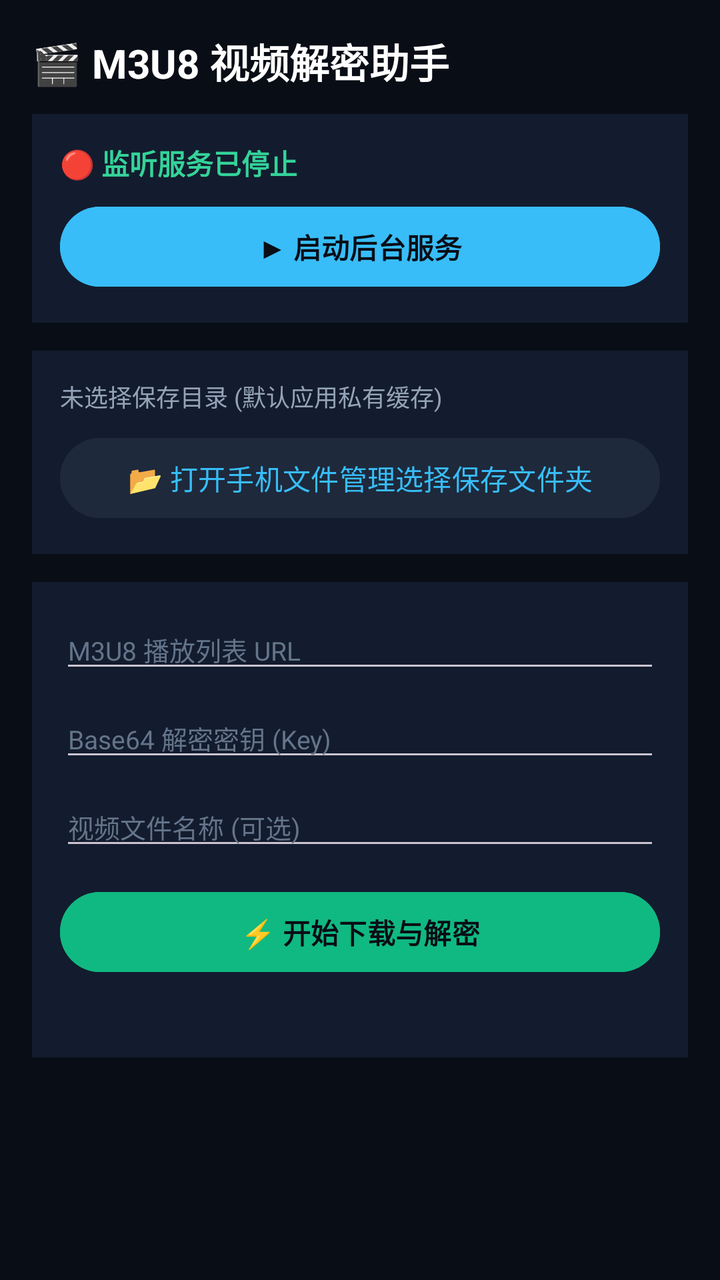
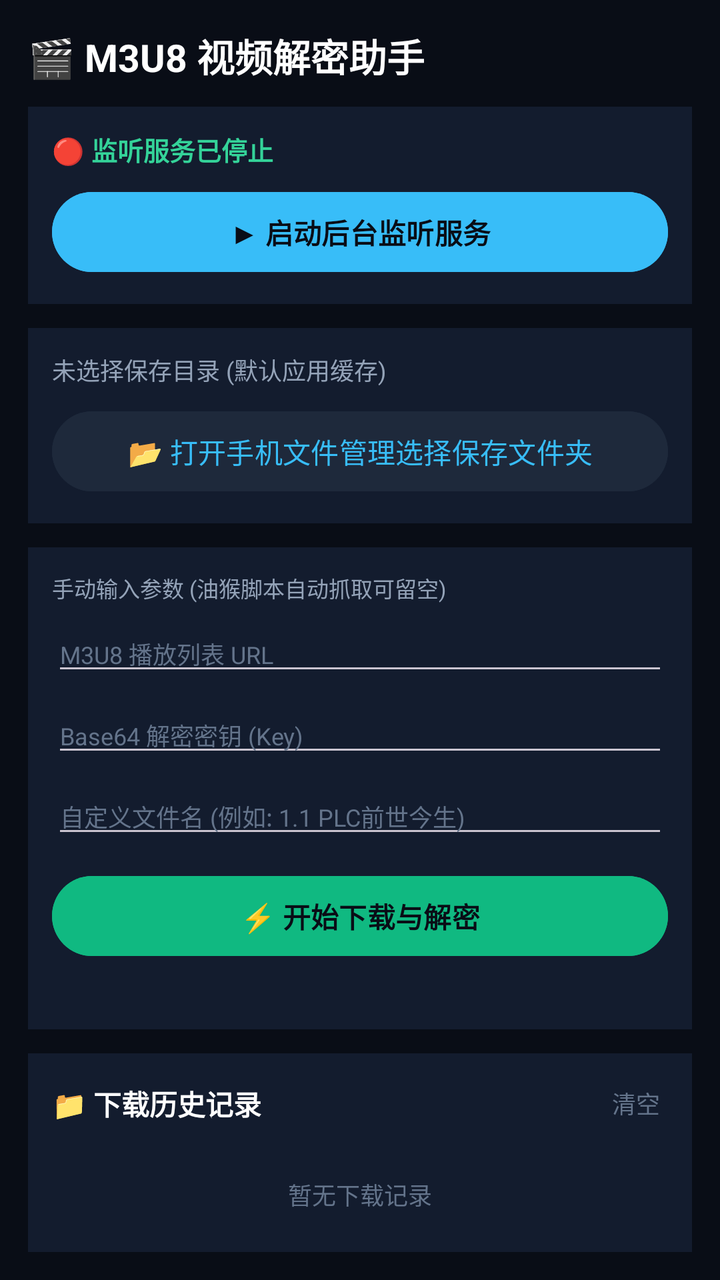

An Android layout rendered at two revisions. The XML below is the earlier revision; the diff shows what the commit changed to produce the second picture.
<!-- AndroidManifest.xml: application theme Theme.M3u8Decrypt -->
<!-- res/layout/activity_main.xml -->
<?xml version="1.0" encoding="utf-8"?>
<ScrollView xmlns:android="http://schemas.android.com/apk/res/android"
    android:layout_width="match_parent"
    android:layout_height="match_parent"
    android:background="#090D16"
    android:padding="16dp">

    <LinearLayout
        android:layout_width="match_parent"
        android:layout_height="wrap_content"
        android:orientation="vertical">

        <TextView
            android:layout_width="wrap_content"
            android:layout_height="wrap_content"
            android:text="🎬 M3U8 视频解密助手"
            android:textColor="#FFFFFF"
            android:textSize="20sp"
            android:textStyle="bold"
            android:layout_marginBottom="12dp" />

        
        <LinearLayout
            android:layout_width="match_parent"
            android:layout_height="wrap_content"
            android:background="#131C2E"
            android:orientation="vertical"
            android:padding="14dp"
            android:layout_marginBottom="14dp">

            <TextView
                android:id="@+id/tvStatus"
                android:layout_width="wrap_content"
                android:layout_height="wrap_content"
                android:text="🔴 监听服务已停止"
                android:textColor="#34D399"
                android:textSize="14sp"
                android:textStyle="bold"
                android:layout_marginBottom="8dp" />

            <Button
                android:id="@+id/btnToggleService"
                android:layout_width="match_parent"
                android:layout_height="wrap_content"
                android:text="▶ 启动后台服务"
                android:backgroundTint="#38BDF8"
                android:textColor="#090D16"
                android:textStyle="bold" />
        </LinearLayout>

        
        <LinearLayout
            android:layout_width="match_parent"
            android:layout_height="wrap_content"
            android:background="#131C2E"
            android:orientation="vertical"
            android:padding="14dp"
            android:layout_marginBottom="14dp">

            <TextView
                android:id="@+id/tvFolder"
                android:layout_width="wrap_content"
                android:layout_height="wrap_content"
                android:text="未选择保存目录 (默认应用私有缓存)"
                android:textColor="#94A3B8"
                android:textSize="12sp"
                android:layout_marginBottom="8dp" />

            <Button
                android:id="@+id/btnSelectFolder"
                android:layout_width="match_parent"
                android:layout_height="wrap_content"
                android:text="📂 打开手机文件管理选择保存文件夹"
                android:backgroundTint="#1E293B"
                android:textColor="#38BDF8" />
        </LinearLayout>

        
        <LinearLayout
            android:layout_width="match_parent"
            android:layout_height="wrap_content"
            android:background="#131C2E"
            android:orientation="vertical"
            android:padding="14dp">

            <EditText
                android:id="@+id/etM3u8"
                android:layout_width="match_parent"
                android:layout_height="wrap_content"
                android:hint="M3U8 播放列表 URL"
                android:textColor="#FFFFFF"
                android:textColorHint="#64748B"
                android:textSize="13sp"
                android:layout_marginBottom="8dp" />

            <EditText
                android:id="@+id/etKey"
                android:layout_width="match_parent"
                android:layout_height="wrap_content"
                android:hint="Base64 解密密钥 (Key)"
                android:textColor="#FFFFFF"
                android:textColorHint="#64748B"
                android:textSize="13sp"
                android:layout_marginBottom="8dp" />

            <EditText
                android:id="@+id/etName"
                android:layout_width="match_parent"
                android:layout_height="wrap_content"
                android:hint="视频文件名称 (可选)"
                android:textColor="#FFFFFF"
                android:textColorHint="#64748B"
                android:textSize="13sp"
                android:layout_marginBottom="12dp" />

            <Button
                android:id="@+id/btnStartLocal"
                android:layout_width="match_parent"
                android:layout_height="wrap_content"
                android:text="⚡ 开始下载与解密"
                android:backgroundTint="#10B981"
                android:textColor="#090D16"
                android:textStyle="bold" />

            <TextView
                android:id="@+id/tvLog"
                android:layout_width="match_parent"
                android:layout_height="wrap_content"
                android:textColor="#94A3B8"
                android:textSize="11sp"
                android:layout_marginTop="10dp" />
        </LinearLayout>

    </LinearLayout>
</ScrollView>
<!-- resources referenced by this layout -->
<resources>
  <style name="Theme.M3u8Decrypt" parent="Theme.Material3.Dark.NoActionBar">
          <item name="android:statusBarColor">#090D16</item>
      </style>
</resources>

<!-- the commit's change to res/layout/activity_main.xml (unified diff, before → after) -->
@@ -3,19 +3,20 @@
     android:layout_width="match_parent"
     android:layout_height="match_parent"
     android:background="#090D16"
-    android:padding="16dp">
+    android:padding="14dp">
 
     <LinearLayout
         android:layout_width="match_parent"
         android:layout_height="wrap_content"
         android:orientation="vertical">
 
+        
         <TextView
             android:layout_width="wrap_content"
             android:layout_height="wrap_content"
             android:text="🎬 M3U8 视频解密助手"
             android:textColor="#FFFFFF"
-            android:textSize="20sp"
+            android:textSize="19sp"
             android:textStyle="bold"
             android:layout_marginBottom="12dp" />
 
@@ -25,8 +26,8 @@
             android:layout_height="wrap_content"
             android:background="#131C2E"
             android:orientation="vertical"
-            android:padding="14dp"
-            android:layout_marginBottom="14dp">
+            android:padding="12dp"
+            android:layout_marginBottom="12dp">
 
             <TextView
                 android:id="@+id/tvStatus"
@@ -34,7 +35,7 @@
                 android:layout_height="wrap_content"
                 android:text="🔴 监听服务已停止"
                 android:textColor="#34D399"
-                android:textSize="14sp"
+                android:textSize="13sp"
                 android:textStyle="bold"
                 android:layout_marginBottom="8dp" />
 
@@ -42,7 +43,7 @@
                 android:id="@+id/btnToggleService"
                 android:layout_width="match_parent"
                 android:layout_height="wrap_content"
-                android:text="▶ 启动后台服务"
+                android:text="▶ 启动后台监听服务"
                 android:backgroundTint="#38BDF8"
                 android:textColor="#090D16"
                 android:textStyle="bold" />
@@ -54,14 +55,14 @@
             android:layout_height="wrap_content"
             android:background="#131C2E"
             android:orientation="vertical"
-            android:padding="14dp"
-            android:layout_marginBottom="14dp">
+            android:padding="12dp"
+            android:layout_marginBottom="12dp">
 
             <TextView
                 android:id="@+id/tvFolder"
                 android:layout_width="wrap_content"
                 android:layout_height="wrap_content"
-                android:text="未选择保存目录 (默认应用私有缓存)"
+                android:text="未选择保存目录 (默认应用缓存)"
                 android:textColor="#94A3B8"
                 android:textSize="12sp"
                 android:layout_marginBottom="8dp" />
@@ -77,11 +78,86 @@
 
         
         <LinearLayout
-            android:layout_width="match_parent"
-            android:layout_height="wrap_content"
-            android:background="#131C2E"
-            android:orientation="vertical"
-            android:padding="14dp">
+            android:id="@+id/cardProgress"
+            android:layout_width="match_parent"
+            android:layout_height="wrap_content"
+            android:background="#131C2E"
+            android:orientation="vertical"
+            android:padding="12dp"
+            android:layout_marginBottom="12dp"
+            android:visibility="gone">
+
+            <TextView
+                android:id="@+id/tvTaskTitle"
+                android:layout_width="wrap_content"
+                android:layout_height="wrap_content"
+                android:text="正在处理: 视频"
+                android:textColor="#FFFFFF"
+                android:textSize="13sp"
+                android:textStyle="bold"
+                android:layout_marginBottom="6dp" />
+
+            <LinearLayout
+                android:layout_width="match_parent"
+                android:layout_height="wrap_content"
+                android:orientation="horizontal"
+                android:gravity="center_vertical"
+                android:layout_marginBottom="6dp">
+
+                <TextView
+                    android:id="@+id/tvCurrentStage"
+                    android:layout_width="0dp"
+                    android:layout_weight="1"
+                    android:layout_height="wrap_content"
+                    android:text="正在下载分片..."
+                    android:textColor="#38BDF8"
+                    android:textSize="12sp" />
+
+                <TextView
+                    android:id="@+id/tvCurrentPercent"
+                    android:layout_width="wrap_content"
+                    android:layout_height="wrap_content"
+                    android:text="0%"
+                    android:textColor="#FFFFFF"
+                    android:textStyle="bold"
+                    android:textSize="13sp" />
+            </LinearLayout>
+
+            <ProgressBar
+                android:id="@+id/pbProgress"
+                style="?android:attr/progressBarStyleHorizontal"
+                android:layout_width="match_parent"
+                android:layout_height="8dp"
+                android:max="100"
+                android:progress="0"
+                android:progressTint="#38BDF8"
+                android:layout_marginBottom="6dp" />
+
+            <TextView
+                android:id="@+id/tvSlicesCount"
+                android:layout_width="wrap_content"
+                android:layout_height="wrap_content"
+                android:text="分片进度: 0 / 0"
+                android:textColor="#94A3B8"
+                android:textSize="11sp" />
+        </LinearLayout>
+
+        
+        <LinearLayout
+            android:layout_width="match_parent"
+            android:layout_height="wrap_content"
+            android:background="#131C2E"
+            android:orientation="vertical"
+            android:padding="12dp"
+            android:layout_marginBottom="12dp">
+
+            <TextView
+                android:layout_width="wrap_content"
+                android:layout_height="wrap_content"
+                android:text="手动输入参数 (油猴脚本自动抓取可留空)"
+                android:textColor="#94A3B8"
+                android:textSize="11sp"
+                android:layout_marginBottom="6dp" />
 
             <EditText
                 android:id="@+id/etM3u8"
@@ -90,8 +166,8 @@
                 android:hint="M3U8 播放列表 URL"
                 android:textColor="#FFFFFF"
                 android:textColorHint="#64748B"
-                android:textSize="13sp"
-                android:layout_marginBottom="8dp" />
+                android:textSize="12sp"
+                android:layout_marginBottom="6dp" />
 
             <EditText
                 android:id="@+id/etKey"
@@ -100,18 +176,18 @@
                 android:hint="Base64 解密密钥 (Key)"
                 android:textColor="#FFFFFF"
                 android:textColorHint="#64748B"
-                android:textSize="13sp"
-                android:layout_marginBottom="8dp" />
+                android:textSize="12sp"
+                android:layout_marginBottom="6dp" />
 
             <EditText
                 android:id="@+id/etName"
                 android:layout_width="match_parent"
                 android:layout_height="wrap_content"
-                android:hint="视频文件名称 (可选)"
+                android:hint="自定义文件名 (例如: 1.1 PLC前世今生)"
                 android:textColor="#FFFFFF"
                 android:textColorHint="#64748B"
-                android:textSize="13sp"
-                android:layout_marginBottom="12dp" />
+                android:textSize="12sp"
+                android:layout_marginBottom="10dp" />
 
             <Button
                 android:id="@+id/btnStartLocal"
@@ -128,7 +204,60 @@
                 android:layout_height="wrap_content"
                 android:textColor="#94A3B8"
                 android:textSize="11sp"
-                android:layout_marginTop="10dp" />
+                android:layout_marginTop="6dp" />
+        </LinearLayout>
+
+        
+        <LinearLayout
+            android:layout_width="match_parent"
+            android:layout_height="wrap_content"
+            android:background="#131C2E"
+            android:orientation="vertical"
+            android:padding="12dp">
+
+            <LinearLayout
+                android:layout_width="match_parent"
+                android:layout_height="wrap_content"
+                android:orientation="horizontal"
+                android:gravity="center_vertical"
+                android:layout_marginBottom="8dp">
+
+                <TextView
+                    android:layout_width="0dp"
+                    android:layout_weight="1"
+                    android:layout_height="wrap_content"
+                    android:text="📁 下载历史记录"
+                    android:textColor="#FFFFFF"
+                    android:textSize="14sp"
+                    android:textStyle="bold" />
+
+                <TextView
+                    android:id="@+id/btnClearHistory"
+                    android:layout_width="wrap_content"
+                    android:layout_height="wrap_content"
+                    android:text="清空"
+                    android:textColor="#64748B"
+                    android:textSize="12sp"
+                    android:padding="4dp" />
+            </LinearLayout>
+
+            <LinearLayout
+                android:id="@+id/llHistoryContainer"
+                android:layout_width="match_parent"
+                android:layout_height="wrap_content"
+                android:orientation="vertical">
+                
+            </LinearLayout>
+
+            <TextView
+                android:id="@+id/tvEmptyHistory"
+                android:layout_width="match_parent"
+                android:layout_height="wrap_content"
+                android:text="暂无下载记录"
+                android:textColor="#64748B"
+                android:textSize="12sp"
+                android:gravity="center"
+                android:padding="16dp" />
         </LinearLayout>
 
     </LinearLayout>
